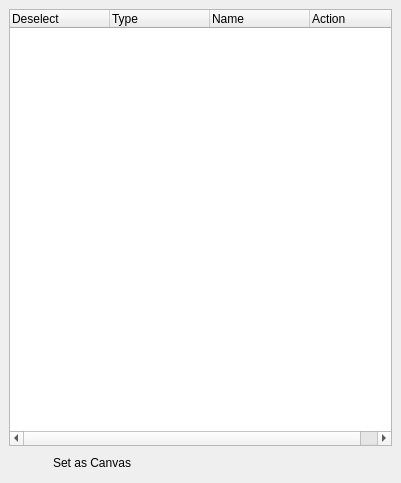
First picture: the form in brickleedit/src/gui/selectionmanager/selectiondock.ui, repository paarm/bricklebrit, before the edit.
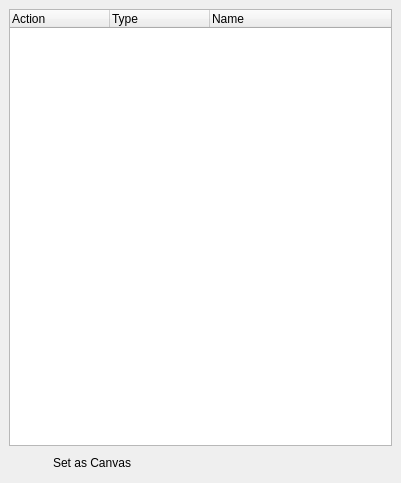
Second picture: the form after the edit. Icons and pictures are not drawn.

The edit to the form file:
```diff
--- a/brickleedit/src/gui/selectionmanager/selectiondock.ui
+++ b/brickleedit/src/gui/selectionmanager/selectiondock.ui
@@ -19,7 +19,7 @@
      <widget class="QTreeWidget" name="treeWidget">
       <column>
        <property name="text">
-        <string>Deselect</string>
+        <string>Action</string>
        </property>
       </column>
       <column>
@@ -32,11 +32,6 @@
         <string>Name</string>
        </property>
       </column>
-      <column>
-       <property name="text">
-        <string>Action</string>
-       </property>
-      </column>
      </widget>
     </item>
     <item>
```
